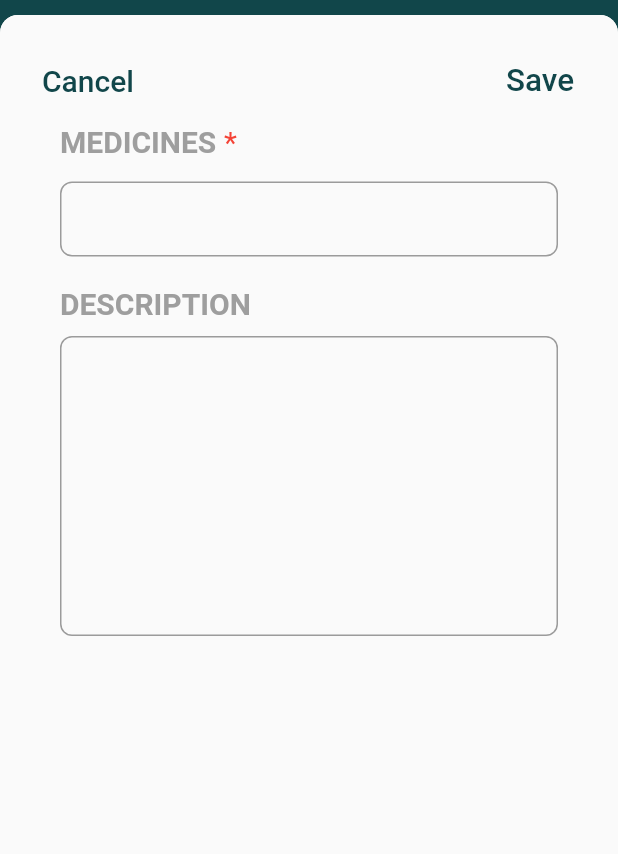
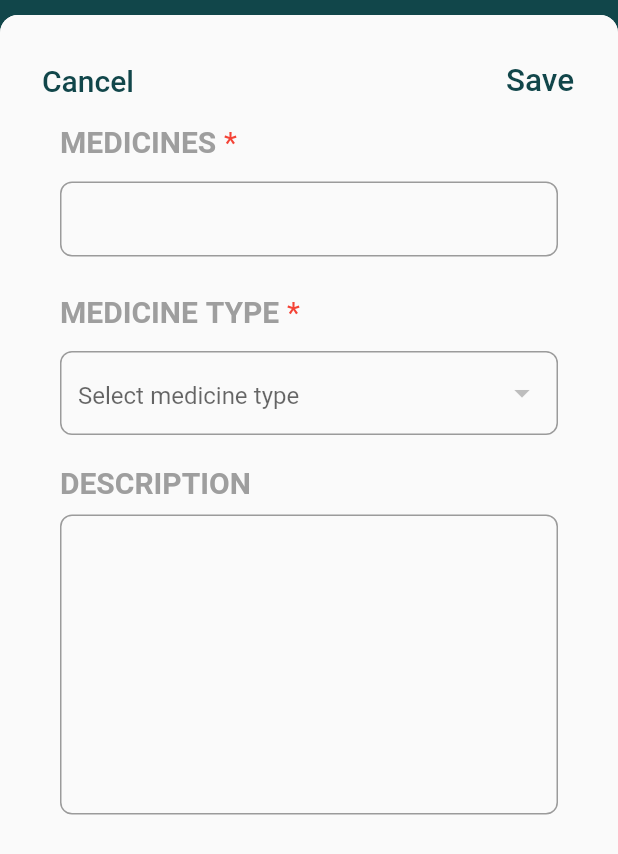
Before and after one commit to t-toum/eksouvan, a Flutter app: the MedicinePage screen opened directly, after a tap on "Add new", on a phone screen of 412 x 824 dp. Shown: the top 854 px of the screen. Run offline on Flutter 3.47's test engine with Material 2 defaults, Android fonts, the light colour scheme and no system bars; drawn by our look-alikes of flutter_form_builder; our stand-ins replace cloud_firestore, dartz, dio, easy_localization, equatable, firebase_auth and 12 more; accounts and stored records are empty; generated files the repository leaves out were written again.

Commit message:
Add medicine type to diagnose

```diff
--- a/lib/core/utils/router.dart
+++ b/lib/core/utils/router.dart
@@ -148,7 +148,7 @@ class AppRoute {
         final cubit = settings.arguments as DiagnoseCubit;
         return MaterialPageRoute(
           builder: (context) => BlocProvider<DiagnoseCubit>.value(
-            value: cubit..getAllMedicine(),
+            value: cubit..getAllMedicine()..getMedicineType(),
             child: const MedicinePage(),
           ),
         );
--- a/lib/features/diagnose/presentation/pages/medicine_page..dart
+++ b/lib/features/diagnose/presentation/pages/medicine_page..dart
@@ -11,8 +11,10 @@ import 'package:modal_bottom_sheet/modal_bottom_sheet.dart';
 
 import '../../../../core/usecases/next_page_params.dart';
 import '../../../../core/utils/app_navigator.dart';
+import '../../../../core/utils/dropdown_item.dart';
 import '../../../../core/utils/enum.dart';
 import '../../../../core/utils/field_keys.dart';
+import '../../../../core/widgets/costom_dropdown.dart';
 import '../../../../core/widgets/custom_checkbox.dart';
 import '../../../../core/widgets/custom_textfield.dart';
 import '../../../../core/widgets/loading_widget.dart';
@@ -72,11 +74,26 @@ class MedicinePage extends StatelessWidget {
                         ? false
                         : (cubit.formValue['medicines'] as List<Medicine?>)
                             .contains(state.listMedicine?[index]),
-                    title: Text(
-                      state.listMedicine?[index].medicine ?? '',
-                      style: const TextStyle(
-                        fontSize: 20,
-                      ),
+                    title: Row(
+                      children: [
+                        Expanded(
+                          child: Text(
+                            state.listMedicine?[index].medicine ?? '',
+                            style: const TextStyle(
+                              fontSize: 20,
+                            ),
+                          ),
+                        ),
+                        Expanded(
+                          child: Text(
+                            cubit.getMedicineTypeName(
+                                id: state.listMedicine?[index].type ?? ''),
+                            style: const TextStyle(
+                              fontSize: 20,
+                            ),
+                          ),
+                        )
+                      ],
                     ),
                     subtitle:
                         Text(state.listMedicine?[index].description ?? ''),
@@ -187,6 +204,34 @@ class MedicinePage extends StatelessWidget {
                                           const SizedBox(
                                             height: 20,
                                           ),
+                                          CustomDropdown(
+                                            isRequired: true,
+                                            // initialValue: cubit.pickedMedicine,
+                                            labelText:
+                                                LocaleKeys.kMedicineType.tr(),
+                                            hintText: LocaleKeys
+                                                .kSelectMedicineType
+                                                .tr(),
+                                            items: cubit.listMedicineType
+                                                    ?.map((type) =>
+                                                        DropdwonItems(
+                                                            id: type.id,
+                                                            name: type
+                                                                .medicineType))
+                                                    .toList() ??
+                                                [],
+                                            name: FieldKeys.kMedicineType,
+                                            validator:
+                                                FormBuilderValidators.compose([
+                                              FormBuilderValidators.required(
+                                                  errorText: LocaleKeys
+                                                      .kWarnningSelect
+                                                      .tr())
+                                            ]),
+                                          ),
+                                          const SizedBox(
+                                            height: 20,
+                                          ),
                                           CustomTextFieldArea(
                                             name: FieldKeys.kDescription,
                                             labelText:
```
Also changed, not shown: lib/features/diagnose/presentation/cubit/diagnose_cubit.dart (+29 -1 lines).
